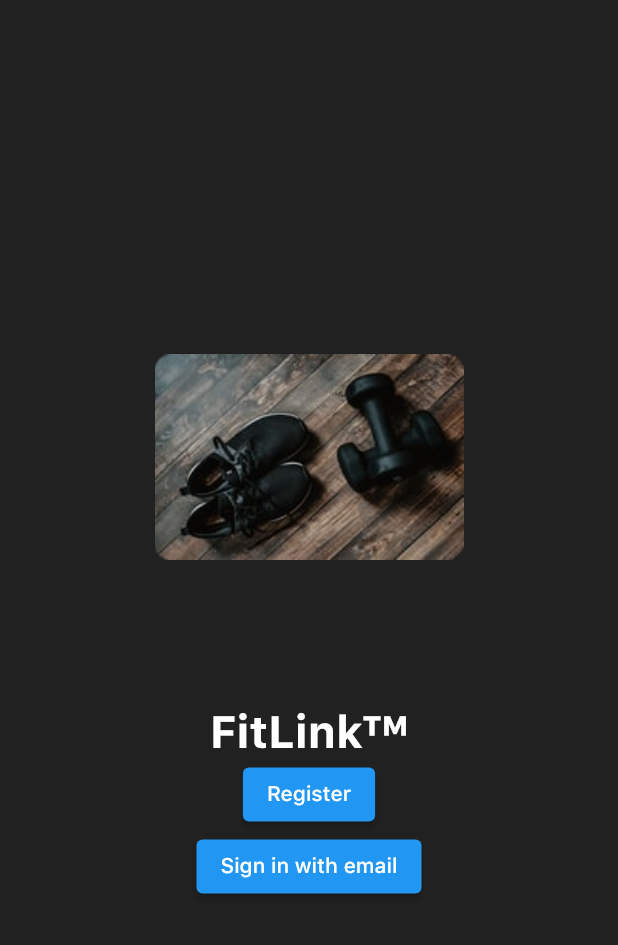
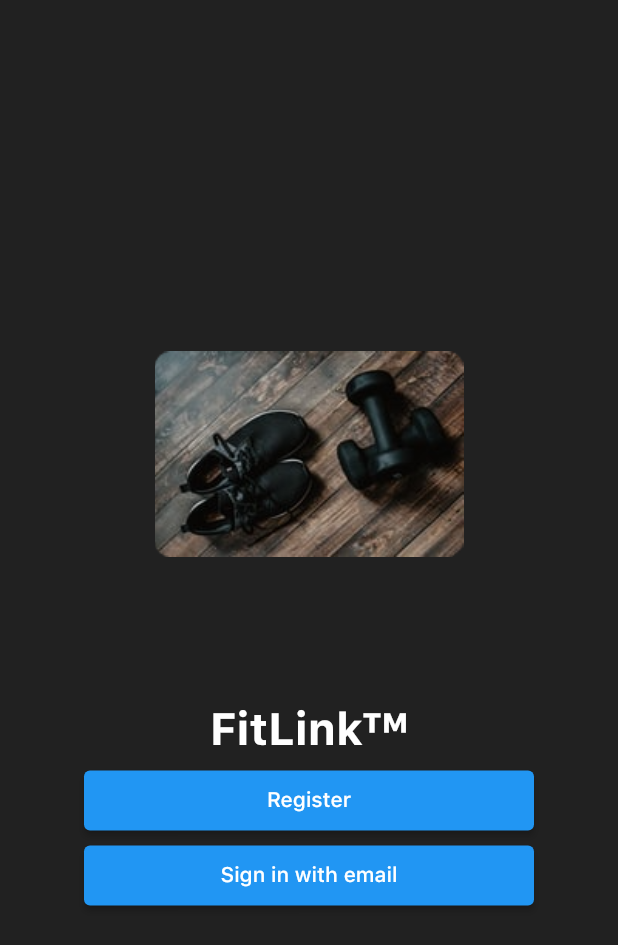
Before and after one commit to bernardofalle/FitLink-AS, a Flutter app: the screen it shows after launch, on a phone screen of 412 x 824 dp. Shown: the top 945 px of the screen. Run offline on Flutter 3.47's test engine with Material 2 defaults, Android fonts, the light colour scheme and no system bars; our stand-ins replace cloud_firestore, firebase_auth, firebase_core, flutter_screenutil, flutter_spinkit, flutter_svg and 2 more; accounts and stored records are empty.

Commit message:
botoes 1 pagina

```diff
--- a/fitlink/lib/Screens/Welcome/components/body.dart
+++ b/fitlink/lib/Screens/Welcome/components/body.dart
@@ -33,16 +33,27 @@ class Body extends StatelessWidget {
                   color: Colors.white,
                   fontSize: 30),
             ),
-            ElevatedButton(
+            Container(
+              padding: EdgeInsets.only(top: 10),
+              width: 300,
+              height: 50,
+              child: ElevatedButton(
                   onPressed: () {
                     Navigator.pushNamed(context, '/register');
                   },
                   child: Text("Register")),
-            ElevatedButton(
+            ),
+            Container(
+              padding: EdgeInsets.only(top:10),
+              width: 300,
+              height: 50,
+              child: ElevatedButton(
+
                   onPressed: () {
                     Navigator.pushNamed(context, '/login');
                   },
                   child: Text("Sign in with email")),
+            ),
           ],
         ),
       ),
```
Lines whose indentation alone changed are shown as unchanged.
